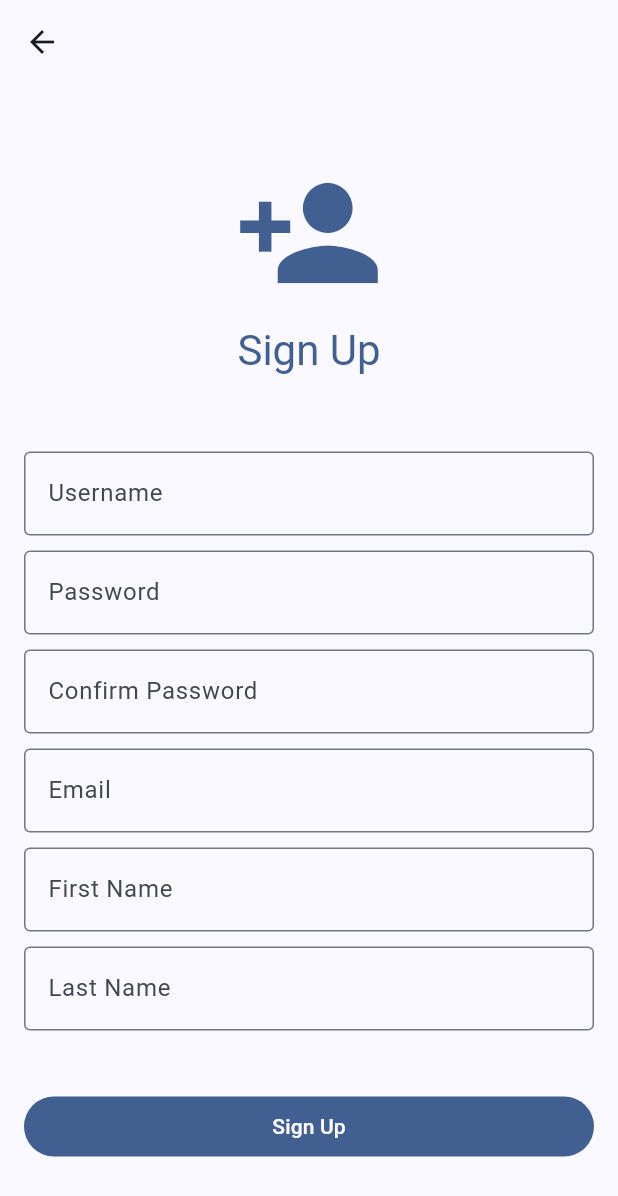
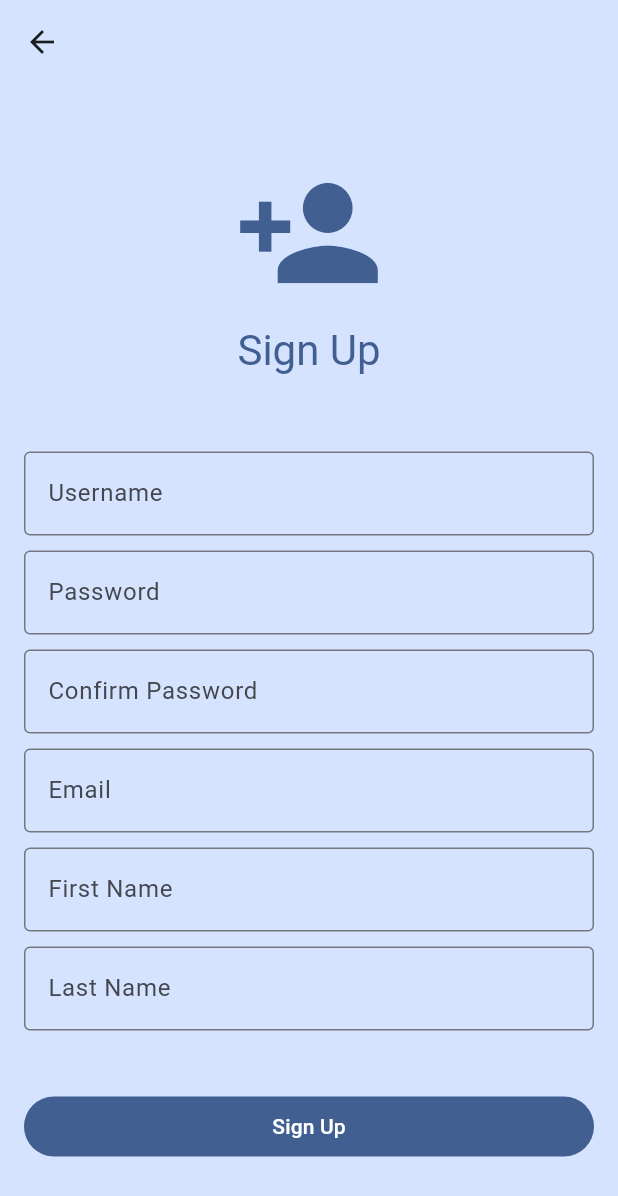
Before and after one commit to phougt/HealthCord, a Flutter app: the screen it shows after launch, after a tap on "Login", after a tap on "Sign Up", on a phone screen of 412 x 824 dp. Shown: the top 1196 px of the screen. Run offline on Flutter 3.47's test engine with Material 3 defaults, Android fonts, the phone set to English and light mode, and no system bars; our stand-ins replace dio, flutter_secure_storage, freezed_annotation, go_router, google_fonts, image_picker; network calls fail.

Commit message:
Improve UI

```diff
--- a/lib/main.dart
+++ b/lib/main.dart
@@ -12,6 +12,7 @@ import 'package:family_health_record/repositories/hospital/api_hospital_reposito
 import 'package:family_health_record/repositories/hospital/hospital_repository.dart';
 import 'package:family_health_record/viewModels/home_viewmodel.dart';
 import 'package:flutter/material.dart';
+import 'package:google_fonts/google_fonts.dart';
 import 'package:provider/provider.dart';
 import 'managers/auth_token_manager.dart';
 import 'package:family_health_record/configs/constant.dart';
@@ -108,8 +109,8 @@ class MainApp extends StatelessWidget {
     return MaterialApp.router(
       title: 'HealthCord',
       themeMode: ThemeMode.system,
-      darkTheme: MaterialTheme(Typography.blackCupertino).dark(),
-      theme: MaterialTheme(Typography.whiteCupertino).light(),
+      darkTheme: MaterialTheme(GoogleFonts.robotoTextTheme()).dark(),
+      theme: MaterialTheme(GoogleFonts.robotoTextTheme()).light(),
       debugShowCheckedModeBanner: false,
       routerConfig: rootRouter,
     );
--- a/lib/screens/login_screen.dart
+++ b/lib/screens/login_screen.dart
@@ -13,7 +13,11 @@ class LoginScreen extends StatelessWidget {
     final message = viewModel.errors['message'] ?? '';
 
     return Scaffold(
-      body: SafeArea(
+      body: Container(
+        decoration: BoxDecoration(
+          color: Theme.of(context).colorScheme.primaryContainer,
+        ),
+        child: SafeArea(
           child: Center(
             child: SingleChildScrollView(
               child: Padding(
@@ -31,7 +35,8 @@ class LoginScreen extends StatelessWidget {
                     Text(
                       "HealthCord",
                       textAlign: TextAlign.center,
-                    style: Theme.of(context).textTheme.headlineLarge?.copyWith(
+                      style: Theme.of(context).textTheme.headlineLarge
+                          ?.copyWith(
                             color: Theme.of(context).colorScheme.primary,
                           ),
                     ),
@@ -97,6 +102,7 @@ class LoginScreen extends StatelessWidget {
             ),
           ),
         ),
+      ),
     );
   }
 }
--- a/lib/screens/signup_screen.dart
+++ b/lib/screens/signup_screen.dart
@@ -14,6 +14,9 @@ class SignupScreen extends StatelessWidget {
 
     return Scaffold(
       appBar: AppBar(
+        flexibleSpace: Container(
+          color: Theme.of(context).colorScheme.primaryContainer,
+        ),
         leading: IconButton(
           icon: const Icon(Icons.arrow_back),
           onPressed: () {
@@ -21,7 +24,11 @@ class SignupScreen extends StatelessWidget {
           },
         ),
       ),
-      body: SafeArea(
+      body: Container(
+        decoration: BoxDecoration(
+          color: Theme.of(context).colorScheme.primaryContainer,
+        ),
+        child: SafeArea(
           child: Center(
             child: SingleChildScrollView(
               child: Column(
@@ -126,6 +133,7 @@ class SignupScreen extends StatelessWidget {
             ),
           ),
         ),
+      ),
     );
   }
 }
--- a/pubspec.yaml
+++ b/pubspec.yaml
@@ -17,6 +17,7 @@ dependencies:
   freezed: ^3.2.0
   freezed_annotation: ^3.1.0
   go_router: ^16.1.0
+  google_fonts: ^6.3.0
   image_picker: ^1.1.2
   json_annotation: ^4.9.0
   json_serializable: ^6.10.0
@@ -30,3 +31,5 @@ dev_dependencies:
 
 flutter:
   uses-material-design: true
+  assets:
+    - assets/images/
```
Also changed, not shown: lib/screens/home_screen.dart (+91 -28 lines), assets/images/family.png (added), pubspec.lock. Lines whose indentation alone changed are shown as unchanged.
